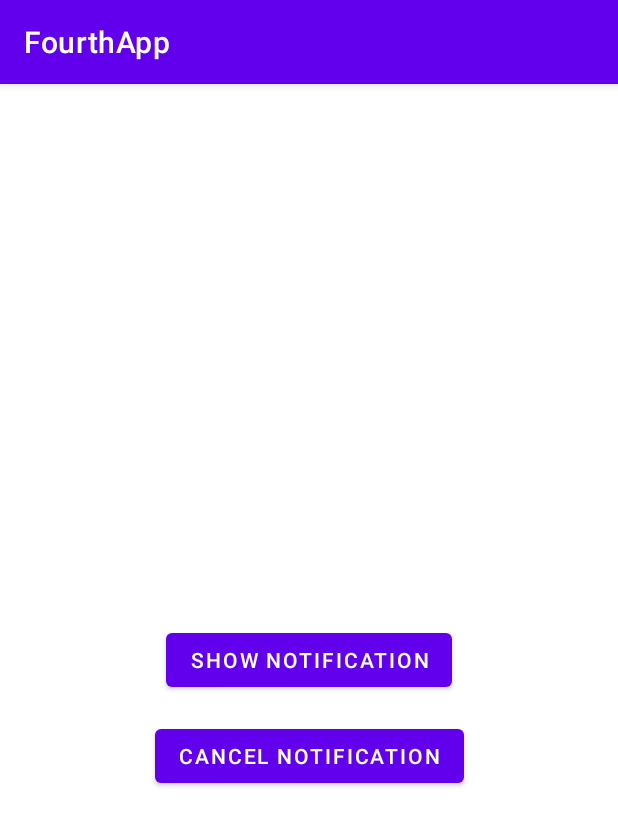
After one commit to devJangHS/AndProjectKA, an Android app: the NotificationActivity screen opened directly, with no data from a screen before it, on a phone screen of 412 x 824 dp. The commit adds this screen. Shown: the top 826 px of the screen. Run offline under Robolectric (Android 15) with nearby library versions, the light colour scheme and no system bars.

Commit message:
Notification 추가

```diff
--- a/FourthApp/app/src/main/AndroidManifest.xml
+++ b/FourthApp/app/src/main/AndroidManifest.xml
@@ -9,6 +9,9 @@
         android:roundIcon="@mipmap/ic_launcher_round"
         android:supportsRtl="true"
         android:theme="@style/Theme.FourthApp">
+        <activity
+            android:name=".NotificationActivity"
+            android:exported="true" />
         <activity
             android:name=".AnimActivity"
             android:exported="true" />
--- /dev/null
+++ b/FourthApp/app/src/main/java/com/jhs/fourthapp/NotificationActivity.java
@@ -0,0 +1,69 @@
+package com.jhs.fourthapp;
+
+import androidx.appcompat.app.AppCompatActivity;
+import androidx.core.app.NotificationCompat;
+
+import android.app.Notification;
+import android.app.NotificationChannel;
+import android.app.NotificationManager;
+import android.app.PendingIntent;
+import android.content.BroadcastReceiver;
+import android.content.Context;
+import android.content.Intent;
+import android.content.IntentFilter;
+import android.graphics.BitmapFactory;
+import android.os.Build;
+import android.os.Bundle;
+import android.view.View;
+import android.widget.Toast;
+
+import com.jhs.fourthapp.manager.NotifiManager;
+
+public class NotificationActivity extends AppCompatActivity {
+
+    @Override
+    protected void onCreate(Bundle savedInstanceState) {
+        super.onCreate(savedInstanceState);
+        setContentView(R.layout.activity_notification);
+
+        findViewById(R.id.btnShowNoti).setOnClickListener(new View.OnClickListener() {
+            @Override
+            public void onClick(View view) {
+//                NotifiManager.showNotification(NotificationActivity.this, "제목제목", "내용내용");
+
+                NotifiManager.showNotification(NotificationActivity.this);
+            }
+        });
+
+        findViewById(R.id.btnCancelNoti).setOnClickListener(new View.OnClickListener() {
+            @Override
+            public void onClick(View view) {
+                NotificationManager notificationManager = (NotificationManager) getSystemService(NOTIFICATION_SERVICE);
+                notificationManager.cancel(5555);
+            }
+        });
+
+
+        IntentFilter filter = new IntentFilter();
+        filter.addAction(NotifiManager.NOTI_CLICK_ACTION);
+
+
+        BroadcastReceiver broadcastReceiver = new BroadcastReceiver() {
+            @Override
+            public void onReceive(Context context, Intent intent) {
+
+                Toast.makeText(NotificationActivity.this, "Action : " + intent.getAction(), Toast.LENGTH_SHORT).show();
+
+            }
+        };
+
+        registerReceiver(broadcastReceiver, filter);
+
+
+
+
+    }
+
+
+
+}
--- a/FourthApp/app/src/main/res/layout/activity_main.xml
+++ b/FourthApp/app/src/main/res/layout/activity_main.xml
@@ -24,4 +24,10 @@
         android:layout_height="wrap_content"
         android:text="Animation" />
 
+    <Button
+        android:id="@+id/btnNoti"
+        android:layout_width="match_parent"
+        android:layout_height="wrap_content"
+        android:text="Notification" />
+
 </LinearLayout>
--- /dev/null
+++ b/FourthApp/app/src/main/res/layout/activity_notification.xml
@@ -0,0 +1,30 @@
+<?xml version="1.0" encoding="utf-8"?>
+<androidx.constraintlayout.widget.ConstraintLayout xmlns:android="http://schemas.android.com/apk/res/android"
+    xmlns:app="http://schemas.android.com/apk/res-auto"
+    xmlns:tools="http://schemas.android.com/tools"
+    android:layout_width="match_parent"
+    android:layout_height="match_parent"
+    tools:context=".NotificationActivity">
+
+    <Button
+        android:id="@+id/btnShowNoti"
+        android:layout_width="wrap_content"
+        android:layout_height="wrap_content"
+        android:text="Show Notification"
+        app:layout_constraintBottom_toBottomOf="parent"
+        app:layout_constraintEnd_toEndOf="parent"
+        app:layout_constraintHorizontal_bias="0.5"
+        app:layout_constraintStart_toStartOf="parent"
+        app:layout_constraintTop_toTopOf="parent" />
+
+    <Button
+        android:id="@+id/btnCancelNoti"
+        android:layout_width="wrap_content"
+        android:layout_height="wrap_content"
+        android:layout_marginTop="16dp"
+        android:text="Cancel Notification"
+        app:layout_constraintEnd_toEndOf="parent"
+        app:layout_constraintHorizontal_bias="0.5"
+        app:layout_constraintStart_toStartOf="parent"
+        app:layout_constraintTop_toBottomOf="@+id/btnShowNoti" />
+</androidx.constraintlayout.widget.ConstraintLayout>
```
Also changed, not shown: FourthApp/app/src/main/java/com/jhs/fourthapp/MainActivity.java (+8 -0 lines), FourthApp/app/src/main/java/com/jhs/fourthapp/manager/NotifiManager.java (added, +108 -0 lines), FourthApp/app/src/main/res/layout/custom_noti.xml (added, +20 -0 lines).
